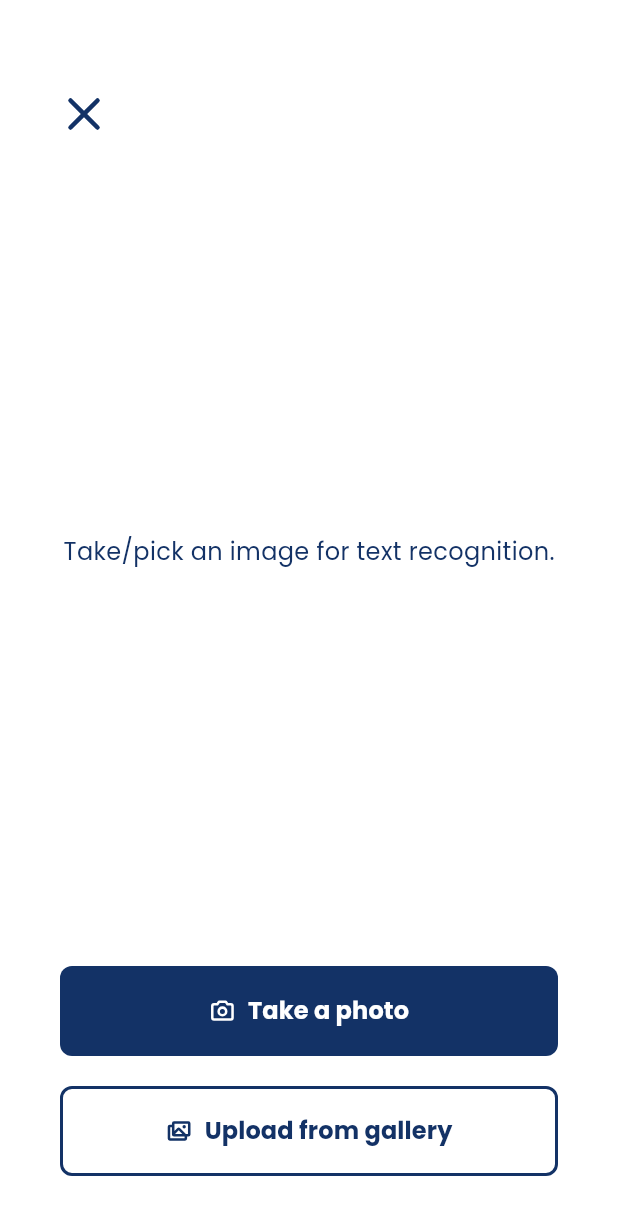
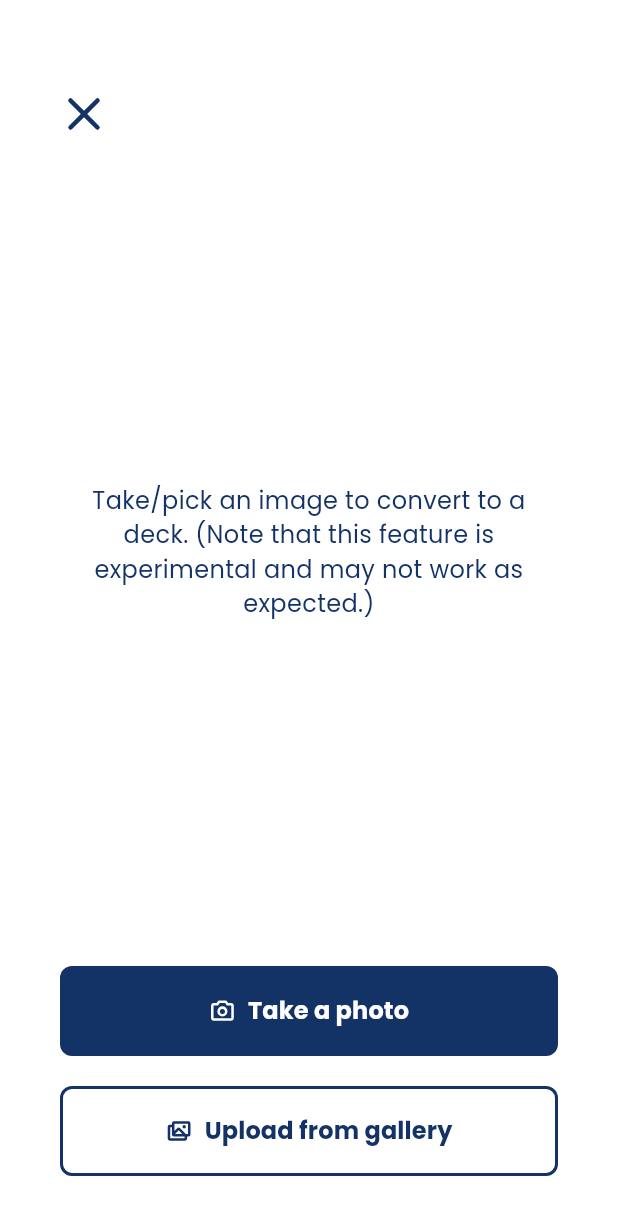
Before and after one commit to juul-vandevelde-howest/smartAppDev-eindopdracht, a Flutter app: the Scan screen opened directly, on a phone screen of 412 x 824 dp. Shown: the top 1215 px of the screen. Run offline on Flutter 3.47's test engine with Material 3 defaults, Android fonts, the light colour scheme and no system bars; our stand-ins replace firebase_auth, firebase_core, image_picker, phosphor_flutter; missing offline and left inert: google_mlkit_text_recognition; accounts and stored records are empty; network calls fail.

Commit message:
feat: added picture to deck functionallity

```diff
--- a/lib/routes/flip/decks.dart
+++ b/lib/routes/flip/decks.dart
@@ -67,10 +67,10 @@ class _DecksState extends State<Decks> {
           filteredDeckData = updatedDeckData;
         });
       } else {
-        // TODO: show the user an error message
+        null;
       }
     } catch (e) {
-      // TODO: show the user an error message
+      null;
     }
   }
 
--- a/lib/routes/flip/scan.dart
+++ b/lib/routes/flip/scan.dart
@@ -1,9 +1,13 @@
+import 'dart:convert';
 import 'dart:io';
+import 'package:flip/routes/flip/add.dart';
 import 'package:flip/routes/flip/decks.dart';
 import 'package:flutter/material.dart';
 import 'package:image_picker/image_picker.dart';
 import 'package:google_mlkit_text_recognition/google_mlkit_text_recognition.dart';
 import 'package:phosphor_flutter/phosphor_flutter.dart';
+import 'package:http/http.dart' as http;
+import 'package:firebase_auth/firebase_auth.dart';
 
 class Scan extends StatefulWidget {
   const Scan({super.key});
@@ -15,6 +19,8 @@ class Scan extends StatefulWidget {
 class _ScanState extends State<Scan> {
   File? selectedMedia;
   final picker = ImagePicker();
+  bool isProcessing = false;
+  bool didntGoAsPlanned = false;
 
   @override
   Widget build(BuildContext context) {
@@ -74,7 +80,11 @@ class _ScanState extends State<Scan> {
           selectedMedia = File(pickedFile!.path);
         } else {
           ScaffoldMessenger.of(context).showSnackBar(// is this context <<<
-              const SnackBar(content: Text('Nothing is selected')));
+              const SnackBar(
+                  content: Text(
+            'No image selected.',
+            textAlign: TextAlign.center,
+          )));
         }
       },
     );
@@ -82,15 +92,35 @@ class _ScanState extends State<Scan> {
 
   Widget _imageView() {
     if (selectedMedia == null) {
-      return const Center(
+      return Center(
         child: Text(
-          "Take/pick an image for text recognition.",
-          style: TextStyle(fontSize: 16),
+          didntGoAsPlanned
+              ? "Something went wrong. Please try again."
+              : "Take/pick an image to convert to a deck. (Note that this feature is experimental and may not work as expected.)",
+          style: const TextStyle(fontSize: 16),
+          textAlign: TextAlign.center,
         ),
       );
     }
     return Center(
-      child: Image.file(
+      child: isProcessing
+          ? const Column(
+              children: [
+                CircularProgressIndicator(
+                  color: Color(0xFF133266),
+                ),
+                SizedBox(height: 20),
+                Text(
+                  'Hold on, we are processing the image.',
+                  style: TextStyle(
+                    color: Color(0xFF133266),
+                    fontSize: 16,
+                    fontWeight: FontWeight.bold,
+                  ),
+                ),
+              ],
+            )
+          : Image.file(
               selectedMedia!,
               width: double.infinity,
             ),
@@ -168,7 +198,13 @@ class _ScanState extends State<Scan> {
         ],
       );
     }
-    return Container(
+    return isProcessing
+        ? const SizedBox(
+            height: 0,
+          )
+        : Column(
+            children: [
+              Container(
                 width: double.infinity,
                 height: 60,
                 decoration: BoxDecoration(
@@ -188,10 +224,37 @@ class _ScanState extends State<Scan> {
                     ),
                   ),
                 ),
+              ),
+              const SizedBox(height: 10),
+              TextButton(
+                onPressed: () {
+                  setState(() {
+                    selectedMedia = null;
+                  });
+                },
+                style: ButtonStyle(
+                  padding: MaterialStateProperty.all<EdgeInsetsGeometry>(
+                    EdgeInsets.zero,
+                  ),
+                ),
+                child: const Text(
+                  'Change image',
+                  style: TextStyle(
+                    fontSize: 16,
+                    fontWeight: FontWeight.w600,
+                    color: Color(0xFF133266),
+                    decoration: TextDecoration.underline,
+                  ),
+                ),
+              ),
+            ],
           );
   }
 
   Future<void> _extractText(File file) async {
+    setState(() {
+      isProcessing = true;
+    });
     final textRecognizer = TextRecognizer(
       script: TextRecognitionScript.latin,
     );
@@ -200,7 +263,44 @@ class _ScanState extends State<Scan> {
         await textRecognizer.processImage(inputImage);
     String text = recognizedText.text;
     textRecognizer.close();
-    print(text);
-    // show loading animation while processing
+    FirebaseAuth auth = FirebaseAuth.instance;
+    String? idToken = await auth.currentUser?.getIdToken();
+    var response = await http.post(
+      Uri.parse('http://10.0.2.2:3000/pair'),
+      headers: {
+        'Authorization': 'Bearer $idToken',
+        'Content-Type': 'application/json',
+      },
+      body: jsonEncode({
+        "OCR_output": text,
+      }),
+    );
+    try {
+      var body = jsonDecode(response.body);
+      Map<String, dynamic> bodyMap = jsonDecode(body);
+      List<Map<String, String>> cards = List<Map<String, String>>.from(
+          bodyMap['cards'].map((item) => Map<String, String>.from(
+              item.map((key, value) => MapEntry(key, value ?? '')))));
+
+      Navigator.pushReplacement(
+        context,
+        PageRouteBuilder(
+          pageBuilder: (BuildContext context, Animation<double> animation1,
+              Animation<double> animation2) {
+            return Add(
+              editCards: cards,
+            );
+          },
+          transitionDuration: Duration.zero,
+          reverseTransitionDuration: Duration.zero,
+        ),
+      );
+    } catch (e) {
+      setState(() {
+        selectedMedia = null;
+        isProcessing = false;
+        didntGoAsPlanned = true;
+      });
     }
   }
+}
```
Also changed, not shown: lib/routes/flip/add.dart (+33 -26 lines). Lines whose indentation alone changed are shown as unchanged.
